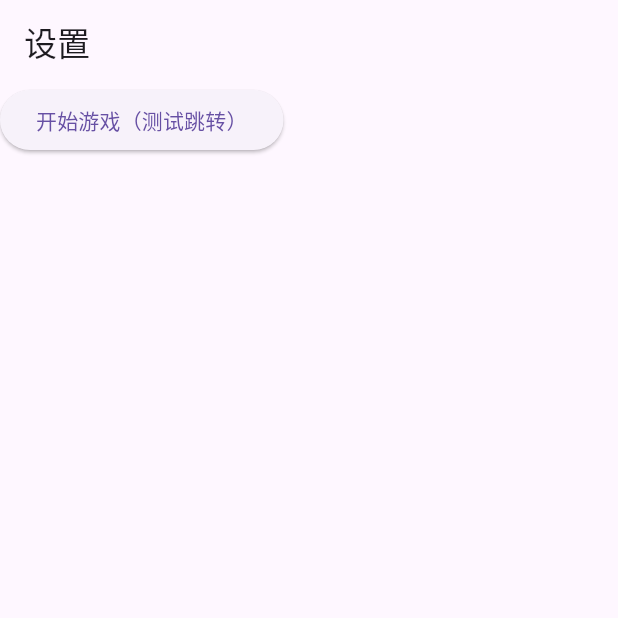
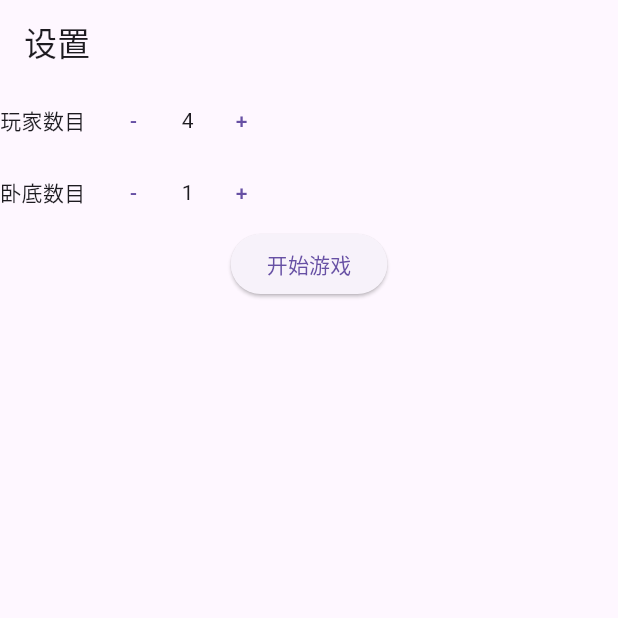
Before and after one commit to MistyDissipate/who-is-the-undercover, a Flutter app: the screen it shows after launch, on a phone screen of 412 x 824 dp, the top half of it. Run offline on Flutter 3.47's test engine with Material 3 defaults, Android fonts, the phone set to English and light mode, and no system bars.

Commit message:
feat: Refactor SetupScreen to StatefulWidget and add player/undercover number controls

```diff
--- a/lib/screens/setup_screen.dart
+++ b/lib/screens/setup_screen.dart
@@ -1,18 +1,102 @@
 import 'package:flutter/material.dart';
 
-class SetupScreen extends StatelessWidget {
+class SetupScreen extends StatefulWidget {
   const SetupScreen({super.key});
+
+  @override
+  State<SetupScreen> createState() => _SetupScreenState();
+}
+
+class _SetupScreenState extends State<SetupScreen> {
+  static const int maxPlayers = 12;
+  static const int minUndercover = 1;
+  int get maxUndercover => (playerNum / 2).ceil() - 1;
+  int get minPlayers => (undercoverNum * 2) + 1;
+  int playerNum = 4;
+  int undercoverNum = 1;
+
 
   @override
   Widget build(BuildContext context) {
     return Scaffold(
-      appBar: AppBar(title: Text('设置')),
-      body: ElevatedButton(
-        onPressed: () {
-          Navigator.pushNamed(context, '/host');
-        },
-        child: Text('开始游戏（测试跳转）'),
-      )
+      appBar: AppBar(
+        title: Text("设置"),
+
+      ),
+      body: Stack(
+        children: [
+          Column(
+            children: [
+              Row(
+                children: [
+                  Container(
+                    child: Text("玩家数目"),
+                  ),
+                  TextButton(
+                  onPressed: (){
+                    setState(() {
+                      if(playerNum > minPlayers) {
+                        playerNum--;
+                      }
+                    });
+                  },
+                  child: Text("-")
+                  ),
+                  Container(
+                    child: Text(playerNum.toString()),
+                  ),
+                  TextButton(
+                  onPressed: (){
+                    setState(() {
+                      if(playerNum < maxPlayers) {
+                        playerNum++;
+                      }
+                    });
+                  },
+                  child: Text("+")
+                  ),
+                ],
+              ),
+              Row(
+                children: [
+                  Container(
+                    child: Text("卧底数目"),
+                  ),
+                  TextButton(
+                  onPressed: (){
+                    setState(() {
+                      if(undercoverNum > minUndercover) {
+                        undercoverNum--;
+                      }
+                    });
+                  },
+                  child: Text("-")
+                  ),
+                  Container(
+                    child: Text(undercoverNum.toString()),
+                  ),
+                  TextButton(
+                  onPressed: (){
+                    setState(() {
+                      if(undercoverNum < maxUndercover) {
+                        undercoverNum++;
+                      }
+                    });
+                  },
+                  child: Text("+")
+                  ),
+                ],
+              ),
+              ElevatedButton(
+                onPressed: () {
+                  Navigator.pushNamed(context, '/host');
+                },
+                child: Text('开始游戏'),
+              )
+            ],
+          )
+        ],
+      ),
     );
   }
 }
```
